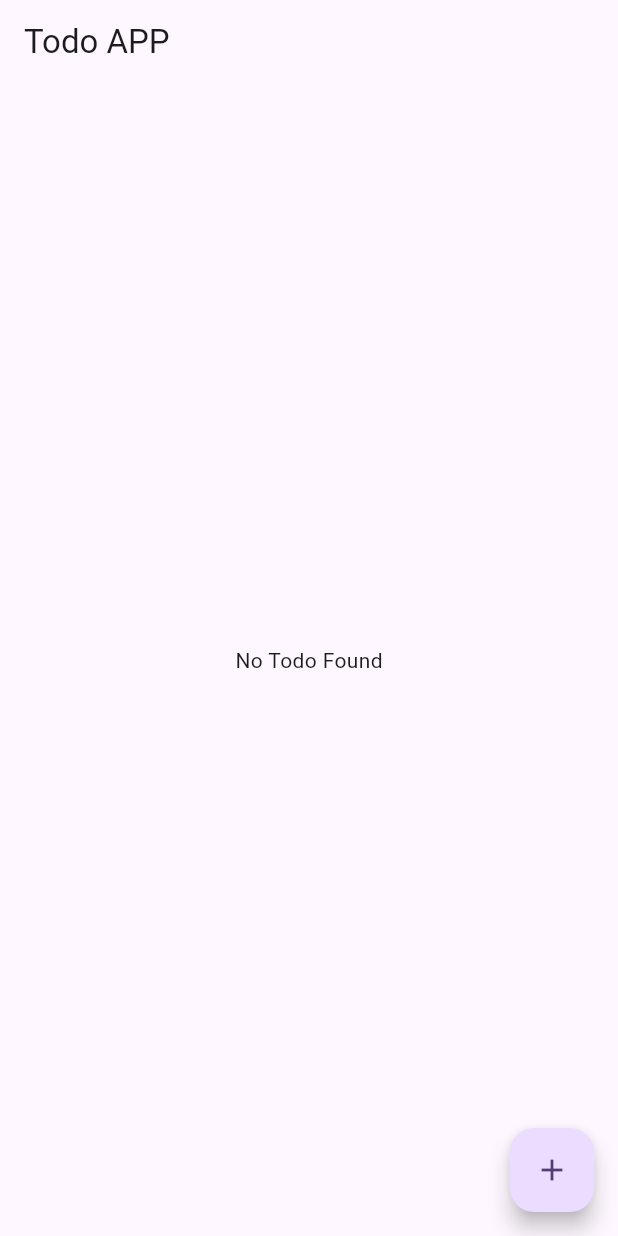
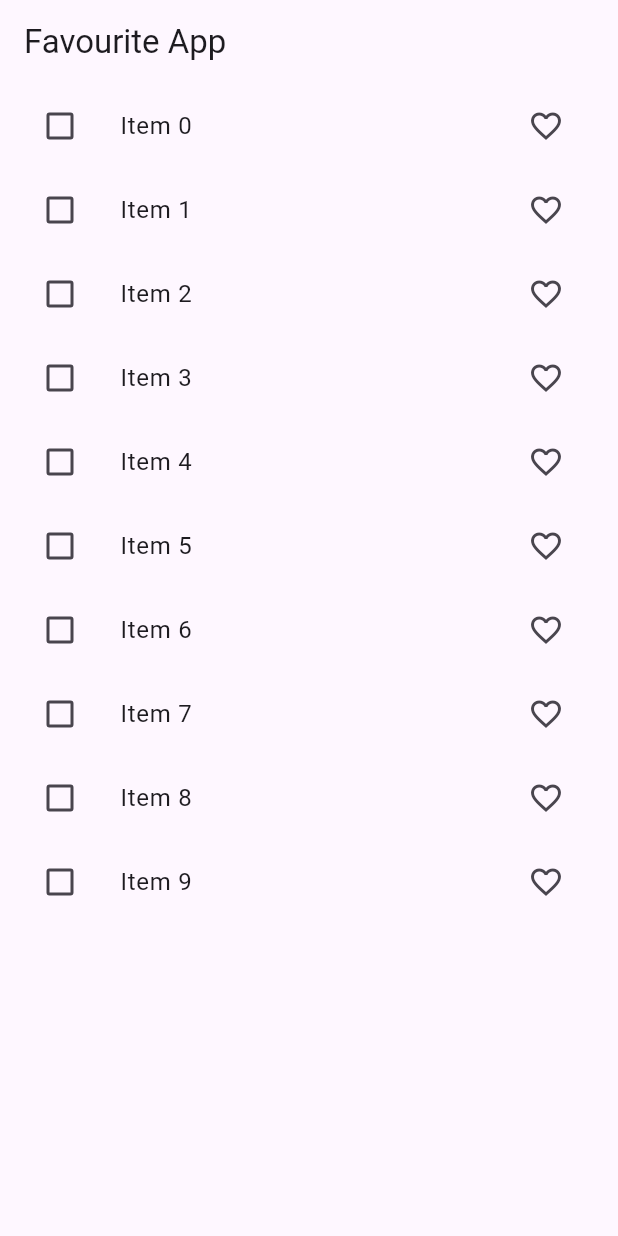
Before and after one commit to huzaifak08/Flutter-Bloc-State-Management, a Flutter app: the screen it shows after launch, on a phone screen of 412 x 824 dp. Run offline on Flutter 3.47's test engine with Material 3 defaults, Android fonts, the phone set to English and light mode, and no system bars; our stand-ins replace bloc, equatable, flutter_bloc, image_picker.

Commit message:
Very indepth concepts done Allamdullillah

```diff
--- /dev/null
+++ b/lib/bloc/favourite/favourite_bloc.dart
@@ -0,0 +1,65 @@
+import 'package:bloc/bloc.dart';
+import 'package:bloc_statemanagement/models/favourite_model.dart';
+import 'package:bloc_statemanagement/repository/favourite_repo.dart';
+import 'package:equatable/equatable.dart';
+
+part 'favourite_event.dart';
+part 'favourite_state.dart';
+
+class FavouriteBloc extends Bloc<FavouriteEvent, FavouriteState> {
+  FavouriteRepository favouriteRepository;
+  List<FavouriteItemModel> favouriteList = [];
+  List<FavouriteItemModel> tempFavouriteList = [];
+
+  FavouriteBloc(this.favouriteRepository) : super(const FavouriteState()) {
+    on<FetchFavouriteList>(fetchList);
+    on<FavouriteItem>(_addFavoriteItem);
+    on<SelectItem>(_selectItem);
+    on<UnSelectItem>(_unSelectItem);
+    on<DeleteItem>(_deleteItem);
+  }
+
+  void fetchList(FetchFavouriteList event, Emitter<FavouriteState> emit) async {
+    favouriteList = await favouriteRepository.fetchItem();
+    emit(state.copyWith(
+        favouriteItemsList: List.from(favouriteList),
+        listStatus: ListStatus.success));
+  }
+
+  void _addFavoriteItem(FavouriteItem event, Emitter<FavouriteState> emit) {
+    // Get index from the list.
+
+    final index =
+        favouriteList.indexWhere((element) => element.id == event.item.id);
+
+    // Must see Lec 9 Bloc from 50:00 in case of error:
+    // Update the list with item which was added to favourite.
+
+    favouriteList[index] = event.item;
+    emit(state.copyWith(favouriteItemsList: List.from(favouriteList)));
+  }
+
+  void _selectItem(SelectItem event, Emitter<FavouriteState> emit) {
+    tempFavouriteList.add(event.item);
+
+    emit(state.copyWith(tempFavList: List.from(tempFavouriteList)));
+  }
+
+  void _unSelectItem(UnSelectItem event, Emitter<FavouriteState> emit) {
+    tempFavouriteList.remove(event.item);
+
+    emit(state.copyWith(tempFavList: List.from(tempFavouriteList)));
+  }
+
+  void _deleteItem(DeleteItem event, Emitter<FavouriteState> emit) {
+    for (int i = 0; i < tempFavouriteList.length; i++) {
+      favouriteList.remove(tempFavouriteList[i]);
+    }
+    tempFavouriteList.clear();
+
+    emit(state.copyWith(
+      favouriteItemsList: List.from(favouriteList),
+      tempFavList: List.from(tempFavouriteList),
+    ));
+  }
+}
--- /dev/null
+++ b/lib/bloc/favourite/favourite_event.dart
@@ -0,0 +1,36 @@
+part of 'favourite_bloc.dart';
+
+abstract class FavouriteEvent extends Equatable {
+  const FavouriteEvent();
+
+  @override
+  List<Object> get props => [];
+}
+
+class FetchFavouriteList extends FavouriteEvent {}
+
+class FavouriteItem extends FavouriteEvent {
+  final FavouriteItemModel item;
+  const FavouriteItem({required this.item});
+
+  @override
+  List<Object> get props => [item];
+}
+
+class SelectItem extends FavouriteEvent {
+  final FavouriteItemModel item;
+  const SelectItem({required this.item});
+
+  @override
+  List<Object> get props => [item];
+}
+
+class UnSelectItem extends FavouriteEvent {
+  final FavouriteItemModel item;
+  const UnSelectItem({required this.item});
+
+  @override
+  List<Object> get props => [item];
+}
+
+class DeleteItem extends FavouriteEvent {}
--- /dev/null
+++ b/lib/bloc/favourite/favourite_state.dart
@@ -0,0 +1,29 @@
+part of 'favourite_bloc.dart';
+
+enum ListStatus { loading, success, failure }
+
+class FavouriteState extends Equatable {
+  final List<FavouriteItemModel> favouriteItemsList;
+  final List<FavouriteItemModel> tempFavList;
+  final ListStatus listStatus;
+
+  const FavouriteState({
+    this.favouriteItemsList = const [],
+    this.tempFavList = const [],
+    this.listStatus = ListStatus.loading,
+  });
+
+  FavouriteState copyWith({
+    List<FavouriteItemModel>? favouriteItemsList,
+    List<FavouriteItemModel>? tempFavList,
+    ListStatus? listStatus,
+  }) {
+    return FavouriteState(
+        favouriteItemsList: favouriteItemsList ?? this.favouriteItemsList,
+        tempFavList: tempFavList ?? this.tempFavList,
+        listStatus: listStatus ?? this.listStatus);
+  }
+
+  @override
+  List<Object> get props => [favouriteItemsList, tempFavList, listStatus];
+}
--- a/lib/main.dart
+++ b/lib/main.dart
@@ -1,8 +1,10 @@
 import 'package:bloc_statemanagement/bloc/counter/counter_bloc.dart';
+import 'package:bloc_statemanagement/bloc/favourite/favourite_bloc.dart';
 import 'package:bloc_statemanagement/bloc/image_picker/image_picker_bloc.dart';
 import 'package:bloc_statemanagement/bloc/switch/switch_bloc.dart';
 import 'package:bloc_statemanagement/bloc/todo/todo_bloc.dart';
-import 'package:bloc_statemanagement/screens/todo_screen.dart';
+import 'package:bloc_statemanagement/repository/favourite_repo.dart';
+import 'package:bloc_statemanagement/screens/favourit_screen.dart';
 import 'package:bloc_statemanagement/utils/image_picker.dart';
 import 'package:flutter/material.dart';
 import 'package:flutter_bloc/flutter_bloc.dart';
@@ -22,6 +24,7 @@ class MyApp extends StatelessWidget {
         BlocProvider(create: (_) => SwitchBloc()),
         BlocProvider(create: (_) => ImagePickerBloc(ImagePickerUtils())),
         BlocProvider(create: (_) => TodoBloc()),
+        BlocProvider(create: (_) => FavouriteBloc(FavouriteRepository())),
       ],
       child: MaterialApp(
         title: 'Flutter Demo',
@@ -29,7 +32,7 @@ class MyApp extends StatelessWidget {
           colorScheme: ColorScheme.fromSeed(seedColor: Colors.deepPurple),
           useMaterial3: true,
         ),
-        home: const TodoScreen(),
+        home: const FavouriteScreen(),
       ),
     );
   }
--- /dev/null
+++ b/lib/models/favourite_model.dart
@@ -0,0 +1,26 @@
+import 'package:equatable/equatable.dart';
+
+class FavouriteItemModel extends Equatable {
+  final String id;
+  final String value;
+  final bool isDeleting;
+  final bool isFavourite;
+  const FavouriteItemModel({
+    required this.id,
+    required this.value,
+    this.isDeleting = false,
+    this.isFavourite = false,
+  });
+
+  FavouriteItemModel copyWith(
+      {String? id, String? value, bool? isDeleting, bool? isFavourite}) {
+    return FavouriteItemModel(
+        id: id ?? this.id,
+        value: value ?? this.value,
+        isDeleting: isDeleting ?? this.isDeleting,
+        isFavourite: isFavourite ?? this.isFavourite);
+  }
+
+  @override
+  List<Object?> get props => [id, value, isDeleting, isFavourite];
+}
--- /dev/null
+++ b/lib/repository/favourite_repo.dart
@@ -0,0 +1,16 @@
+import 'package:bloc_statemanagement/models/favourite_model.dart';
+
+class FavouriteRepository {
+  Future<List<FavouriteItemModel>> fetchItem() async {
+    await Future.delayed(const Duration(seconds: 3));
+
+    return List.of(_generateList(10));
+  }
+
+  List<FavouriteItemModel> _generateList(int length) {
+    return List.generate(
+        length,
+        (index) =>
+            FavouriteItemModel(id: index.toString(), value: 'Item $index'));
+  }
+}
--- /dev/null
+++ b/lib/screens/favourit_screen.dart
@@ -0,0 +1,100 @@
+import 'package:bloc_statemanagement/bloc/favourite/favourite_bloc.dart';
+import 'package:bloc_statemanagement/models/favourite_model.dart';
+import 'package:flutter/material.dart';
+import 'package:flutter_bloc/flutter_bloc.dart';
+
+class FavouriteScreen extends StatefulWidget {
+  const FavouriteScreen({super.key});
+
+  @override
+  State<FavouriteScreen> createState() => _FavouriteScreenState();
+}
+
+class _FavouriteScreenState extends State<FavouriteScreen> {
+  @override
+  void initState() {
+    context.read<FavouriteBloc>().add(FetchFavouriteList());
+    super.initState();
+  }
+
+  @override
+  Widget build(BuildContext context) {
+    return Scaffold(
+      appBar: AppBar(
+        title: const Text('Favourite App'),
+        actions: [
+          BlocBuilder<FavouriteBloc, FavouriteState>(
+            builder: (context, state) {
+              return Visibility(
+                visible: state.tempFavList.isEmpty ? false : true,
+                child: IconButton(
+                  onPressed: () {
+                    context.read<FavouriteBloc>().add(DeleteItem());
+                  },
+                  icon: const Icon(Icons.delete),
+                ),
+              );
+            },
+          )
+        ],
+      ),
+      body: BlocBuilder<FavouriteBloc, FavouriteState>(
+        builder: (context, state) {
+          List<FavouriteItemModel> favList = state.favouriteItemsList;
+
+          switch (state.listStatus) {
+            case ListStatus.loading:
+              return const CircularProgressIndicator();
+
+            case ListStatus.failure:
+              return const Text('Error Occoured');
+
+            case ListStatus.success:
+              return ListView.builder(
+                itemCount: favList.length,
+                itemBuilder: (context, index) {
+                  return ListTile(
+                    leading: Checkbox(
+                      value: state.tempFavList.contains(favList[index])
+                          ? true
+                          : false,
+                      onChanged: (value) {
+                        if (value!) {
+                          context
+                              .read<FavouriteBloc>()
+                              .add(SelectItem(item: favList[index]));
+                        } else {
+                          context
+                              .read<FavouriteBloc>()
+                              .add(UnSelectItem(item: favList[index]));
+                        }
+                      },
+                    ),
+                    title: Text(favList[index].value),
+                    trailing: IconButton(
+                      icon: Icon(favList[index].isFavourite
+                          ? Icons.favorite
+                          : Icons.favorite_outline),
+                      onPressed: () {
+                        // Don't tease the existing list. Make new Object for that item and add it to fav.
+
+                        FavouriteItemModel favouriteItem = FavouriteItemModel(
+                            id: favList[index].id,
+                            value: favList[index].value,
+                            isFavourite:
+                                favList[index].isFavourite ? false : true);
+
+                        context
+                            .read<FavouriteBloc>()
+                            .add(FavouriteItem(item: favouriteItem));
+                      },
+                    ),
+                  );
+                },
+              );
+          }
+        },
+      ),
+    );
+  }
+}
```
